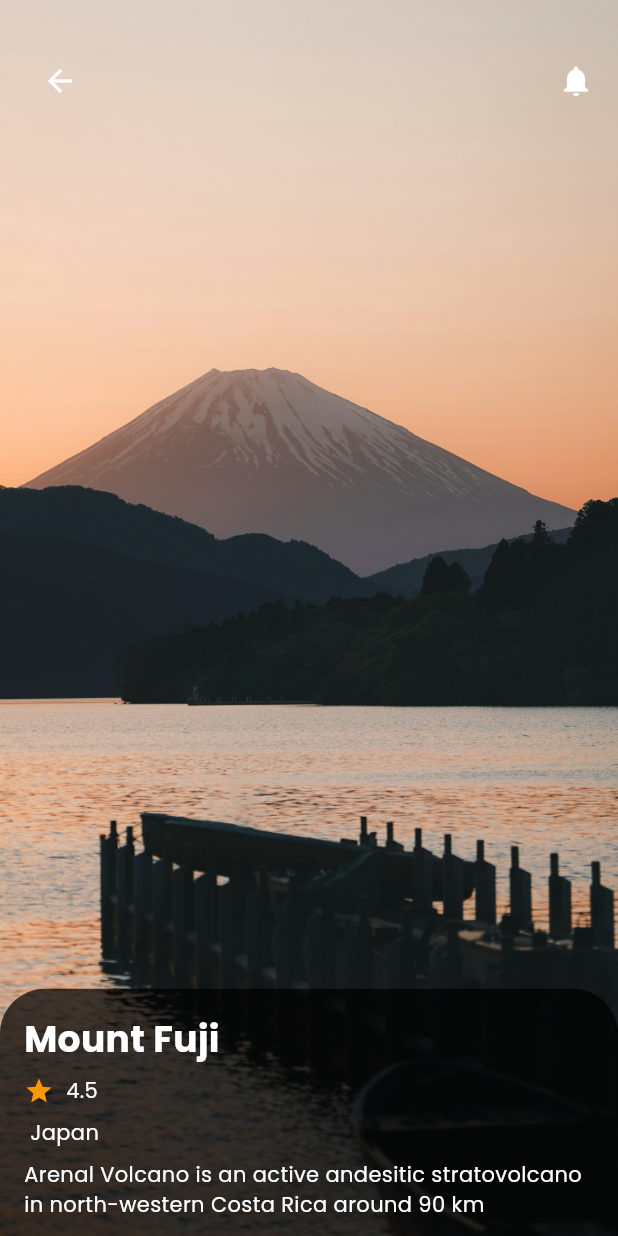
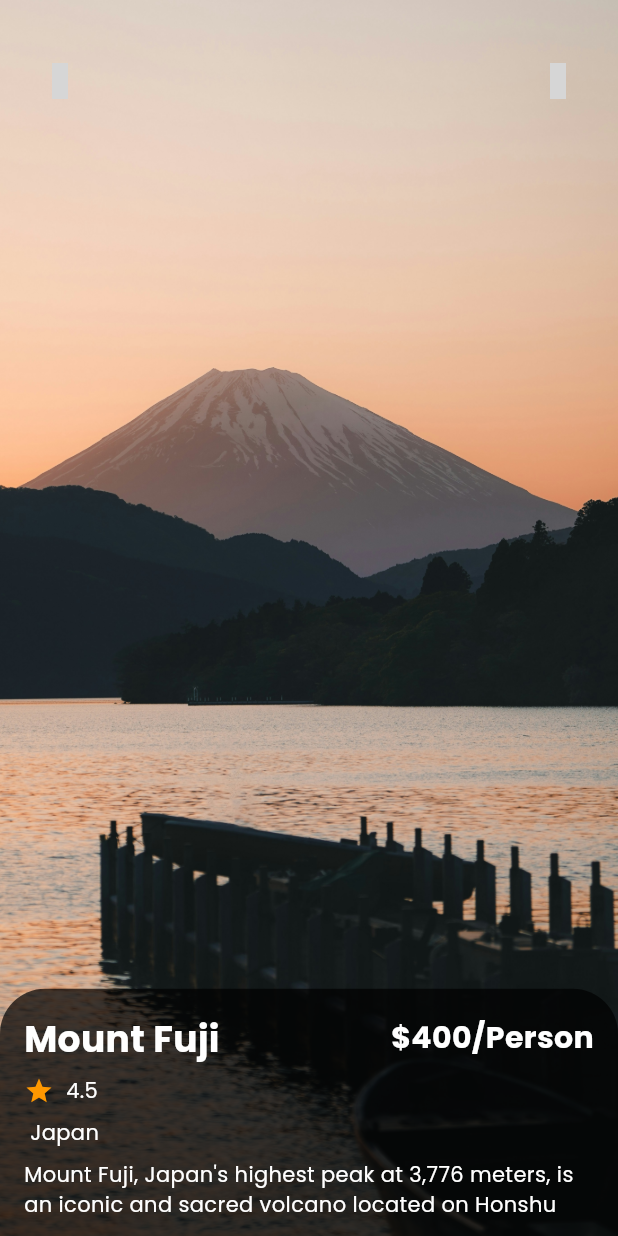
Before and after one commit to prajwalx7/travel_app_ui, a Flutter app: the screen it shows after launch, after a tap on "Explore", on a phone screen of 412 x 824 dp. Run offline on Flutter 3.47's test engine with Material 3 defaults, Android fonts, the light colour scheme and no system bars; our stand-ins replace google_fonts, iconsax; grey boxes are pictures that could not be loaded.

Commit message:
description

```diff
--- a/lib/Data/travel_destination.dart
+++ b/lib/Data/travel_destination.dart
@@ -4,6 +4,7 @@ class TravelDestination {
   final String title;
   final String location;
   final String rating;
+  final String description;
 
   TravelDestination({
     required this.imagePath,
@@ -11,6 +12,7 @@ class TravelDestination {
     required this.title,
     required this.location,
     required this.rating,
+    required this.description,
   });
 }
 
@@ -21,6 +23,7 @@ final List<TravelDestination> destinations = [
     title: "Mount Fuji",
     location: " Japan",
     rating: " 4.5",
+    description: "Mount Fuji, Japan's highest peak at 3,776 meters, is an iconic and sacred volcano located on Honshu Island. Known for its perfectly symmetrical cone, Mount Fuji is a popular destination for climbers, especially during the summer months. Visitors can also enjoy scenic views from surrounding areas like Hakone and the Fuji Five Lakes. The mountain holds deep cultural significance and is often depicted in Japanese art and literature.",
   ),
   TravelDestination(
     imagePath: "assets/photo2.jpg",
@@ -28,6 +31,7 @@ final List<TravelDestination> destinations = [
     title: " Eiffel Tower",
     location: "Paris",
     rating: " 4.8",
+    description: "The Eiffel Tower, an enduring symbol of Paris and one of the most recognizable structures in the world, was completed in 1889 for the World's Fair. Standing 324 meters tall, this iron lattice tower offers breathtaking views of the Paris skyline from its observation decks. Visitors can enjoy dining in its restaurants, exploring its various levels, and experiencing its nightly illumination, making it a must-see attraction in the City of Light.",
   ),
   TravelDestination(
     imagePath: "assets/photo3.jpg",
@@ -35,19 +39,22 @@ final List<TravelDestination> destinations = [
     title: " Statue of Liberty",
     location: "USA",
     rating: " 4.7",
+    description: "The Statue of Liberty, an iconic symbol of freedom and democracy, stands proudly on Liberty Island in New York Harbor. A gift from France to the United States, this colossal statue was dedicated in 1886 and has since welcomed millions of immigrants and visitors. Lady Liberty, with her torch held high, represents hope and enlightenment, and offers stunning views of New York City from her pedestal and crown.",
   ),
   TravelDestination(
     imagePath: "assets/photo4.jpg",
     price: "\$300/Person",
     title: " Taj Mahal",
     location: "India",
-    rating: " 4.6",
+    rating: " 4.9",
+    description: "The Taj Mahal, a UNESCO World Heritage Site, is an exquisite white marble mausoleum located in Agra, India. Commissioned by Mughal Emperor Shah Jahan in memory of his beloved wife Mumtaz Mahal, this 17th-century architectural masterpiece is renowned for its stunning symmetry, intricate carvings, and the serene reflection in its surrounding pools. The Taj Mahal is a testament to eternal love and is considered one of the New Seven Wonders of the World.",
   ),
   TravelDestination(
     imagePath: "assets/photo5.jpg",
     price: "\$450/Person",
-    title: " Ha Long",
+    title: " Ha Long Bay",
     location: "Vietnam",
     rating: " 4.9",
+    description: "Ha Long Bay, located in northeastern Vietnam, is renowned for its emerald waters and thousands of towering limestone islands topped with rainforests. This UNESCO World Heritage Site offers breathtaking landscapes, making it a popular spot for cruises and kayaking. Visitors can explore stunning caves, floating fishing villages, and secluded beaches. Ha Long Bay's mystical beauty and unique geological formations create an unforgettable travel experience.",
   ),
 ];
--- a/lib/Pages/home_detail_screen.dart
+++ b/lib/Pages/home_detail_screen.dart
@@ -1,4 +1,5 @@
 import 'package:flutter/material.dart';
+import 'package:iconsax/iconsax.dart';
 import 'package:myapp/Data/travel_destination.dart';
 import 'package:myapp/Pages/home_screen.dart';
 
@@ -26,7 +27,7 @@ class HomeDetailPage extends StatelessWidget {
               mainAxisAlignment: MainAxisAlignment.spaceBetween,
               children: [
                 IconButton(
-                  icon: const Icon(Icons.arrow_back),
+                  icon: const Icon(Iconsax.arrow_left),
                   color: Colors.white,
                   onPressed: () {
                     Navigator.pop(
@@ -37,14 +38,18 @@ class HomeDetailPage extends StatelessWidget {
                     );
                   },
                 ),
-                const Icon(Icons.notifications, color: Colors.white),
+                IconButton(
+                  icon: const Icon(Iconsax.notification),
+                  color: Colors.white,
+                  onPressed: () {},
+                ),
               ],
             ),
           ),
           DraggableScrollableSheet(
             initialChildSize: 0.2,
             minChildSize: 0.2,
-            maxChildSize: 0.6,
+            maxChildSize: 0.8,
             builder: (BuildContext context, ScrollController scrollController) {
               return Container(
                 padding: const EdgeInsets.all(16),
@@ -60,6 +65,8 @@ class HomeDetailPage extends StatelessWidget {
                   child: Column(
                     crossAxisAlignment: CrossAxisAlignment.start,
                     children: [
+                      Row(
+                        children: [
                           Text(
                             destination.title,
                             style: const TextStyle(
@@ -67,6 +74,17 @@ class HomeDetailPage extends StatelessWidget {
                               fontSize: 24,
                               fontWeight: FontWeight.bold,
                             ),
+                          ),
+                          const Spacer(),
+                          Text(
+                            destination.price,
+                            style: const TextStyle(
+                              color: Colors.white,
+                              fontSize: 20,
+                              fontWeight: FontWeight.bold,
+                            ),
+                          ),
+                        ],
                       ),
                       const SizedBox(height: 8),
                       Row(
@@ -86,9 +104,9 @@ class HomeDetailPage extends StatelessWidget {
                         style: const TextStyle(color: Colors.white),
                       ),
                       const SizedBox(height: 8),
-                      const Text(
-                        'Arenal Volcano is an active andesitic stratovolcano in north-western Costa Rica around 90 km northwest of San José, in the province of Alajuela, canton of San Carlos, and district of La Fortuna.',
-                        style: TextStyle(color: Colors.white),
+                      Text(
+                        destination.description,
+                        style: const TextStyle(color: Colors.white),
                       ),
                       const SizedBox(height: 16),
                       Row(
@@ -117,29 +135,39 @@ class HomeDetailPage extends StatelessWidget {
                           ),
                         ],
                       ),
-                      const SizedBox(height: 16),
+                      const SizedBox(height: 80),
                       Row(
                         children: [
-                          Text(
-                            destination.price,
-                            style: const TextStyle(
-                              color: Colors.white,
-                              fontSize: 24,
-                              fontWeight: FontWeight.bold,
-                            ),
-                          ),
-                          const Spacer(),
-                          ElevatedButton(
+                          Expanded(
+                            child: ElevatedButton(
                               onPressed: () {},
                               style: ElevatedButton.styleFrom(
+                                minimumSize: const Size(60, 50),
                                 backgroundColor: Colors.white,
                                 foregroundColor: Colors.black,
                                 shape: RoundedRectangleBorder(
                                   borderRadius: BorderRadius.circular(30),
                                 ),
                               ),
-                            child: const Text('Book Now'),
+                              child: const Text(
+                                'Book Now',
+                                style: TextStyle(fontSize: 18),
                               ),
+                            ),
+                          ),
+                          const SizedBox(
+                            width: 16,
+                          ),
+                          Container(
+                            decoration: BoxDecoration(
+                              color: Colors.white,
+                              borderRadius: BorderRadius.circular(30),
+                            ),
+                            child: IconButton(
+                              onPressed: () {},
+                              icon: const Icon(Iconsax.heart),
+                            ),
+                          )
                         ],
                       ),
                     ],
```
Lines whose indentation alone changed are shown as unchanged.
